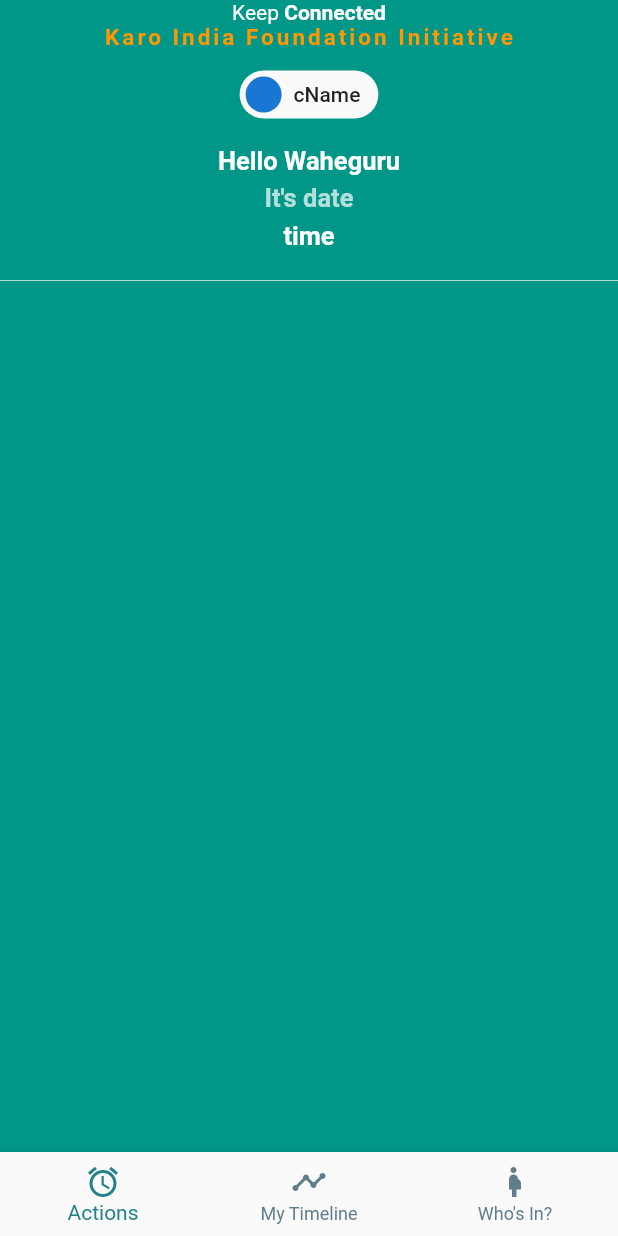
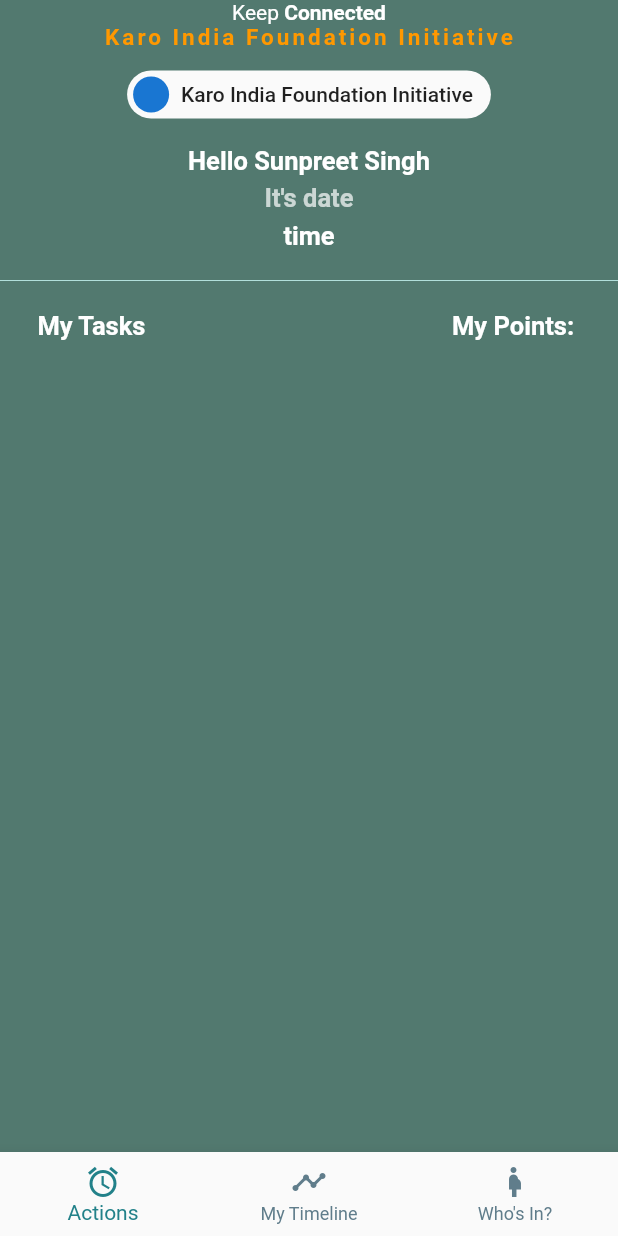
Before and after one commit to singh-preet/covid_fl, a Flutter app: the Home screen opened by its route, on a phone screen of 412 x 824 dp. Run offline on Flutter 3.47's test engine with Material 2 defaults, Android fonts, the phone set to English and light mode, and no system bars; our stand-ins replace get, shared_preferences, synchronized; accounts and stored records are empty.

```diff
--- a/lib/controllers/home_controller.dart
+++ b/lib/controllers/home_controller.dart
@@ -1,7 +1,9 @@
-import 'package:covid_fl/features/home/widgets/action_sheet.dart';
+import 'package:covid_fl/features/admin/post_announcement.dart';
 import 'package:covid_fl/features/staff_directory/staff_directory.dart';
+import 'package:covid_fl/routes/app_routes.dart';
 import 'package:covid_fl/utils/app_logger.dart';
 import 'package:covid_fl/utils/string_constant.dart';
+import 'package:covid_fl/widgets/action_sheet.dart';
 import 'package:flutter/cupertino.dart';
 import 'package:flutter/material.dart';
 import 'package:get/get.dart';
@@ -25,7 +27,7 @@ class HomeController extends GetxController {
     } else if (this.selectedTabIndex == 2) {
       Get.to(StaffDirectory());
     } else if (this.selectedTabIndex == 1) {
-      print("1");
+      Get.toNamed(Routes.POST_ANNOUNCEMENT);
     }
     AppLogger.printLog(index.toString());
     update();
--- a/lib/features/home/home.dart
+++ b/lib/features/home/home.dart
@@ -1,5 +1,7 @@
 import 'package:covid_fl/controllers/home_controller.dart';
 import 'package:covid_fl/utils/app_colors.dart';
+import 'package:covid_fl/utils/string_constant.dart';
+import 'package:covid_fl/utils/style_manager.dart';
 import 'package:flutter/material.dart';
 import 'package:get/get.dart';
 
@@ -41,7 +43,7 @@ class Home extends StatelessWidget {
                   children: [
                     Container(
                         child: Text(
-                            "Karo India Foundation Initiative",
+                            StringConstant.COMPANY_NAME,
                             style: TextStyle(
                                 color: Colors.orange,
                                 fontSize: 15,
@@ -57,7 +59,7 @@ class Home extends StatelessWidget {
                           radius: 50,
                       ),
 
-                      label: Text("cName"),
+                      label: Text(StringConstant.COMPANY_NAME),
                     ),
                     SizedBox(
                       height: 10,
@@ -67,13 +69,8 @@ class Home extends StatelessWidget {
                         padding:
                         const EdgeInsets.fromLTRB(0, 0, 0, 0),
                         child: Container(
-                            child: Text("Hello " + "Waheguru",
-                                style: TextStyle(
-                                    color: Colors.white,
-                                    fontSize: 17,
-                                    letterSpacing: 0,
-                                    fontWeight:
-                                    FontWeight.bold))),
+                            child: Text("Hello " + StringConstant.USERNAME,
+                                style: StyleManager.boldWhite())),
                       ),
                     ),
                     SizedBox(
@@ -115,7 +112,32 @@ class Home extends StatelessWidget {
               ),
               width: double.infinity,
             ),
-
+            Row(
+              mainAxisAlignment: MainAxisAlignment.spaceBetween,
+              children: [
+                Padding(
+                  padding: const EdgeInsets.fromLTRB(25, 0, 0, 0),
+                  child:  Text("My Tasks",
+                      style: TextStyle(
+                          color: Colors.white,
+                          fontSize: 17,
+                          letterSpacing: 0,
+                          fontWeight: FontWeight.bold)),
+                ),
+                Padding(
+                  padding: const EdgeInsets.fromLTRB(0, 0, 25, 0),
+                  child: Text("My Points: ",
+                      style: TextStyle(
+                          color:Colors.white,
+                          fontSize: 17,
+                          letterSpacing: 0,
+                          fontWeight: FontWeight.bold)),
+                ),
+              ],
+            ),
+            SizedBox(
+              height: 20,
+            ),
           ],
         ),
       ),);
--- a/lib/routes/app_pages.dart
+++ b/lib/routes/app_pages.dart
@@ -1,8 +1,10 @@
+import 'package:covid_fl/bindings/announcement_binding.dart';
 import 'package:covid_fl/bindings/home_binding.dart';
 import 'package:covid_fl/bindings/login_binding.dart';
 import 'package:covid_fl/bindings/splash_binding.dart';
 import 'package:covid_fl/bindings/staff_binding.dart';
 import 'package:covid_fl/bindings/timeline_binding.dart';
+import 'package:covid_fl/features/admin/post_announcement.dart';
 import 'package:covid_fl/features/home/home.dart';
 import 'package:covid_fl/features/login_screen/login_screen.dart';
 import 'package:covid_fl/features/splash_screen/splash_screen.dart';
@@ -20,7 +22,6 @@ class AppPages {
     GetPage(name: Routes.HOME, page: ()=>Home(), bindings: [HomeBinding(), StaffBinding(),]),
     GetPage(name: Routes.TIMELINE, page: ()=>TimeLine(), binding: TimeLineBinding()),
     GetPage(name: Routes.STAFF, page: ()=>StaffDirectory(), binding: StaffBinding()),
-
-
+    GetPage(name: Routes.POST_ANNOUNCEMENT, page: ()=>PostAnnouncement(), binding: AnnouncementBinding()),
   ];
 }
--- a/lib/routes/app_routes.dart
+++ b/lib/routes/app_routes.dart
@@ -6,4 +6,5 @@ class Routes {
   static const HOME = '/home';
   static const TIMELINE = '/timeline';
   static const STAFF = '/staff';
+  static const POST_ANNOUNCEMENT = '/post_announcement';
 }
--- a/lib/utils/app_colors.dart
+++ b/lib/utils/app_colors.dart
@@ -5,8 +5,9 @@ class AppColors{
 
   static const selectedTab =  Color(0xff228189);
   static const unselectedTab =  Colors.blueGrey;
-  static const backgroundColor =  Colors.teal;
+  static const backgroundColor =  Color(0xFF52796F);
   static const white = Colors.white;
-
+  static const yellowSplashColor = Colors.yellow;
+  static const darkGreenButton = Color(0xFF1B4332);
 
 }
--- a/lib/utils/string_constant.dart
+++ b/lib/utils/string_constant.dart
@@ -2,11 +2,18 @@ class StringConstant{
   StringConstant._();
 
   static const String APP_NAME =  "Keep Connected";
+  static const String COMPANY_NAME =  "Karo India Foundation Initiative";
   static const String LOGIN =  "Login";
   static const String REQUEST_OTP =  "Request OTP";
   static const String ACTIONS =  "Actions";
   static const String TIMELINE =  "My Timeline";
   static const String STAFF =  "Who's In?";
+  static const String USERNAME =  "Sunpreet Singh";
+
+
+
+
+
   static const String ABSENT =  "Absent";
   static const String CHECKOUT =  "Checkout";
   static const String REACHING_CHECKPOINT =  "Reaching Checkpoint";
@@ -16,4 +23,15 @@ class StringConstant{
   static const String CANCEL =  "Cancel";
   static const String SELECT_OPTION =  "What do you want to do?";
 
+
+
+
+  static const String POST_ANNOUNCEMENT =  "Post an announcement";
+  static const String ANNOUNCEMENT_HINT =  "Enter the announcement here";
+  static const String POST =  "Post";
+
+
+
+
+
 }
--- a/lib/utils/style_manager.dart
+++ b/lib/utils/style_manager.dart
@@ -7,7 +7,7 @@ class StyleManager{
 
   static TextStyle boldWhite({double fontSize}){
     return TextStyle(
-        fontSize: fontSize,
+        fontSize: fontSize??17,
         color: AppColors.white,
         fontWeight: FontWeight.bold);
   }
--- /dev/null
+++ b/lib/utils/url_constants.dart
@@ -0,0 +1,4 @@
+class UrlConstants{
+  static const String BASE_URL = "https://www.keepconnected.duckdns.org";
+
+}
--- a/pubspec.yaml
+++ b/pubspec.yaml
@@ -13,6 +13,9 @@ dependencies:
     sdk: flutter
   cupertino_icons: ^1.0.2
   get: ^3.25.6
+  synchronized: 3.0.0
+  http: any                        #used for api call
+  shared_preferences: ^2.0.5          #used for store data locally on team bases
   intl:
 
 dev_dependencies:
```
Also changed, not shown: lib/bindings/announcement_binding.dart (added, +12 -0 lines), lib/controllers/announcement_controller.dart (added, +93 -0 lines), lib/data/models/request_models/post_announcement_request_model.dart (added, +22 -0 lines), lib/features/admin/admin_panel.dart (added, +10 -0 lines), lib/features/admin/post_announcement.dart (added, +61 -0 lines), lib/main.dart (+6 -1 lines), lib/utils/app_preferences.dart (added, +101 -0 lines), lib/features/admin/leaderboard.dart (added), lib/features/admin/staff_status.dart (added), lib/widgets/action_sheet.dart (renamed from lib/features/home/widgets/action_sheet.dart), lib/widgets/announcement_card.dart (renamed from lib/features/home/widgets/announcement_card.dart), pubspec.lock.
